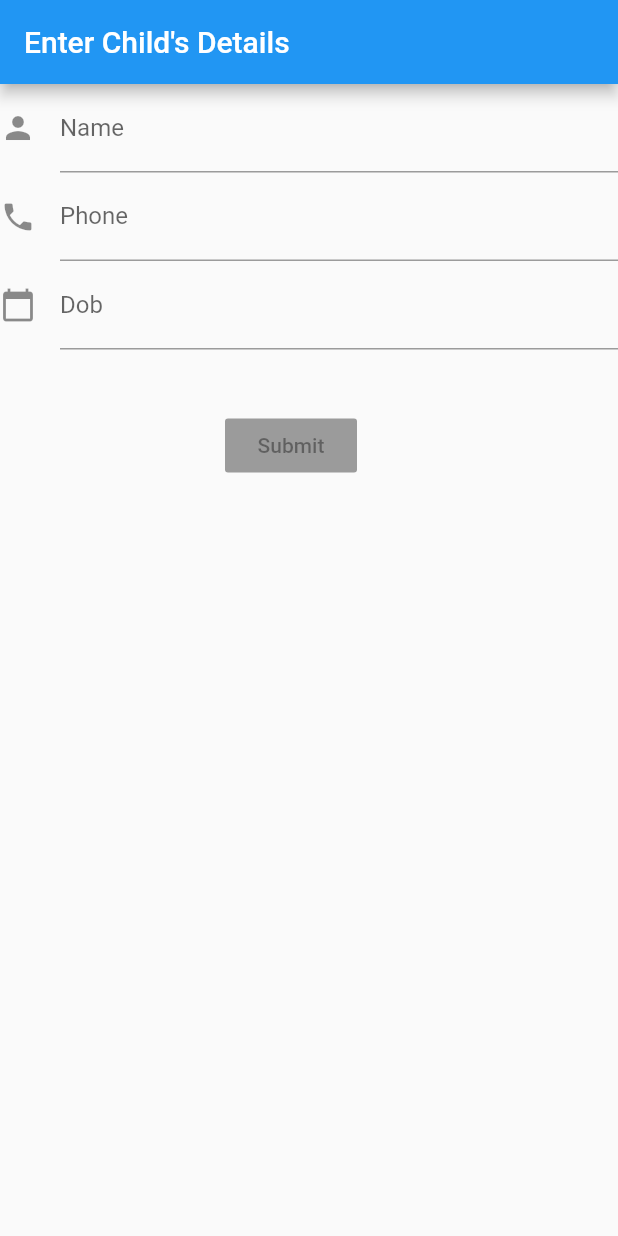
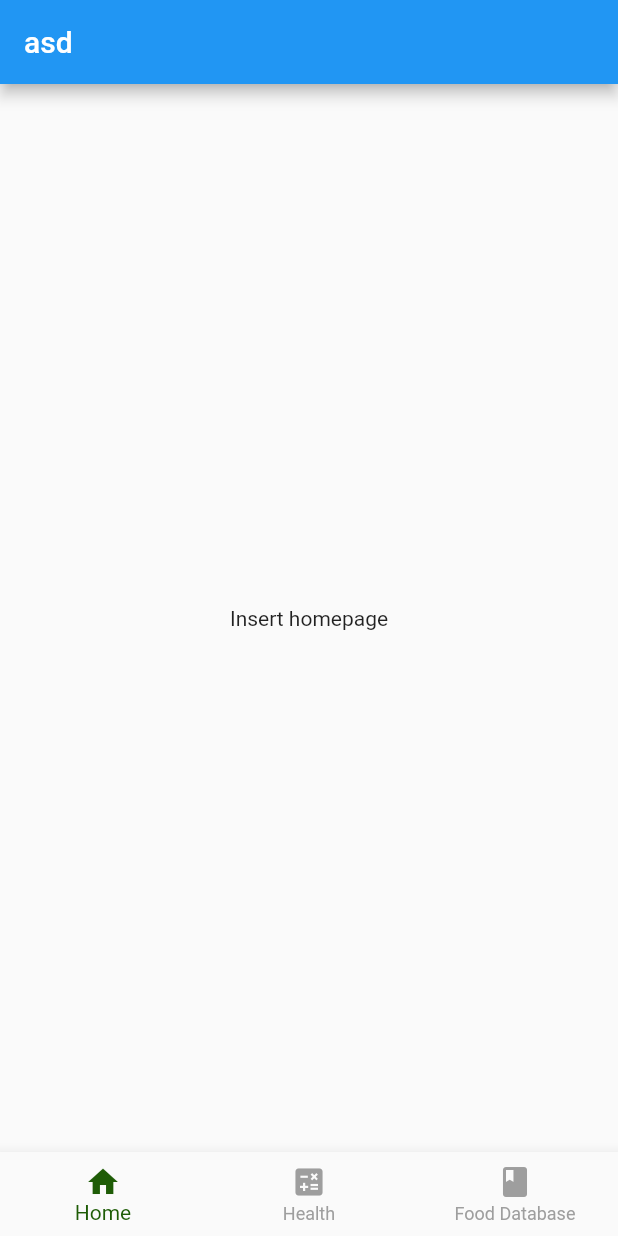
Before and after one commit to mattalejo/sigla, a Flutter app: the screen it shows after launch, on a phone screen of 412 x 824 dp. Run offline on Flutter 3.47's test engine with Material 2 defaults, Android fonts, the phone set to English and light mode, and no system bars.

Commit message:
Major changes: Backbone
Added directory.dart: navigation feature for the app
Added form.dart: Containing previously committed for info for forms
Added home.dart & database.dart: backbone files for the respective pages
Modified main.dart: Incorporated encapsulation

```diff
--- /dev/null
+++ b/lib/directory.dart
@@ -0,0 +1,52 @@
+import 'package:flutter/material.dart';
+import 'form.dart';
+import 'home.dart';
+import 'database.dart';
+
+class Directory extends StatefulWidget{
+  const Directory({Key? key}): super(key: key);
+
+  @override
+  DirectoryState createState() {
+    return DirectoryState();
+  }
+}
+
+class DirectoryState extends State<Directory> {
+  int _selectedIndex = 0;
+  PageController pageController = PageController();
+
+  void onTapped(int index){
+    setState(() {
+      _selectedIndex = index;
+    });
+    pageController.jumpToPage(index);
+  }
+
+  @override
+  Widget build(BuildContext context){
+    return Scaffold(
+      appBar: AppBar(title: Text("asd")),
+      body: PageView(
+        controller: pageController,
+        children: [
+          HomeScreen(),
+          MyCustomForm(),
+          DatabaseScreen()
+        ],
+        ),
+      bottomNavigationBar: BottomNavigationBar(
+        items: const <BottomNavigationBarItem>[
+          BottomNavigationBarItem(icon: Icon(Icons.home), label: "Home"),
+          BottomNavigationBarItem(icon: Icon(Icons.calculate), label: "Health"),
+          BottomNavigationBarItem(icon: Icon(Icons.book), label: "Food Database"),
+        ],
+        currentIndex: _selectedIndex,
+        selectedItemColor: Color.fromARGB(255, 30, 92, 6),
+        unselectedItemColor: Colors.grey,
+        onTap: onTapped
+      ),
+    );
+
+  }
+}
--- /dev/null
+++ b/lib/home.dart
@@ -0,0 +1,38 @@
+import 'package:flutter/material.dart';
+
+class HomeScreen extends StatefulWidget{
+  const HomeScreen({Key? key}): super(key: key);
+
+  @override
+  HomeScreenState createState() {
+    return HomeScreenState();
+  }
+}
+
+class HomeScreenState extends State<HomeScreen> {
+  int _selectedIndex = 0;
+  PageController pageController = PageController();
+
+  void onTapped(int index){
+    setState(() {
+      _selectedIndex = index;
+    });
+    pageController.jumpToPage(index);
+  }
+
+  @override
+  Widget build(BuildContext context){
+    return Scaffold(
+      body: Container(
+        child: Align(
+          alignment: Alignment.center,
+            child: Text(
+              'Insert homepage',
+              textAlign: TextAlign.center,
+            ),
+          ),
+        )
+    );
+
+  }
+}
--- a/lib/main.dart
+++ b/lib/main.dart
@@ -1,74 +1,17 @@
 import 'package:flutter/material.dart';
-
+import "directory.dart";
 void main() => runApp(MyApp());
 
 class MyApp extends StatelessWidget {
+  const MyApp({Key? key}) : super(key: key);
+
+
   @override
-  Widget build(BuildContext context) {
-    final appTitle = "Enter Child's Details";
+
+  Widget build(BuildContext context){
     return MaterialApp(
-      title: appTitle,
-      home: Scaffold(
-        appBar: AppBar(
-          title: Text(appTitle),
-        ),
-        body: MyCustomForm(),
-      ),
+      home: Directory()
     );
   }
+
 }
-
-// Create a Form widget.
-class MyCustomForm extends StatefulWidget {
-  @override
-  MyCustomFormState createState() {
-    return MyCustomFormState();
-  }
-}
-
-// Create a corresponding State class. This class holds data related to the form.
-class MyCustomFormState extends State<MyCustomForm> {
-  // Create a global key that uniquely identifies the Form widget
-  // and allows validation of the form.
-  final _formKey = GlobalKey<FormState>();
-
-  @override
-  Widget build(BuildContext context) {
-    // Build a Form widget using the _formKey created above.
-    return Form(
-      key: _formKey,
-      child: Column(
-        crossAxisAlignment: CrossAxisAlignment.start,
-        children: <Widget>[
-          TextFormField(
-            decoration: const InputDecoration(
-              icon: const Icon(Icons.person),
-              hintText: 'Enter your name',
-              labelText: 'Name',
-            ),
-          ),
-          TextFormField(
-            decoration: const InputDecoration(
-              icon: const Icon(Icons.phone),
-              hintText: 'Enter a phone number',
-              labelText: 'Phone',
-            ),
-          ),
-          TextFormField(
-            decoration: const InputDecoration(
-              icon: const Icon(Icons.calendar_today),
-              hintText: 'Enter your date of birth',
-              labelText: 'Dob',
-            ),
-          ),
-          new Container(
-              padding: const EdgeInsets.only(left: 150.0, top: 40.0),
-              child: new RaisedButton(
-                child: const Text('Submit'),
-                onPressed: null,
-              )),
-        ],
-      ),
-    );
-  }
-}
```
Also changed, not shown: lib/database.dart (added, +38 -0 lines), lib/form.dart (added, +58 -0 lines).
